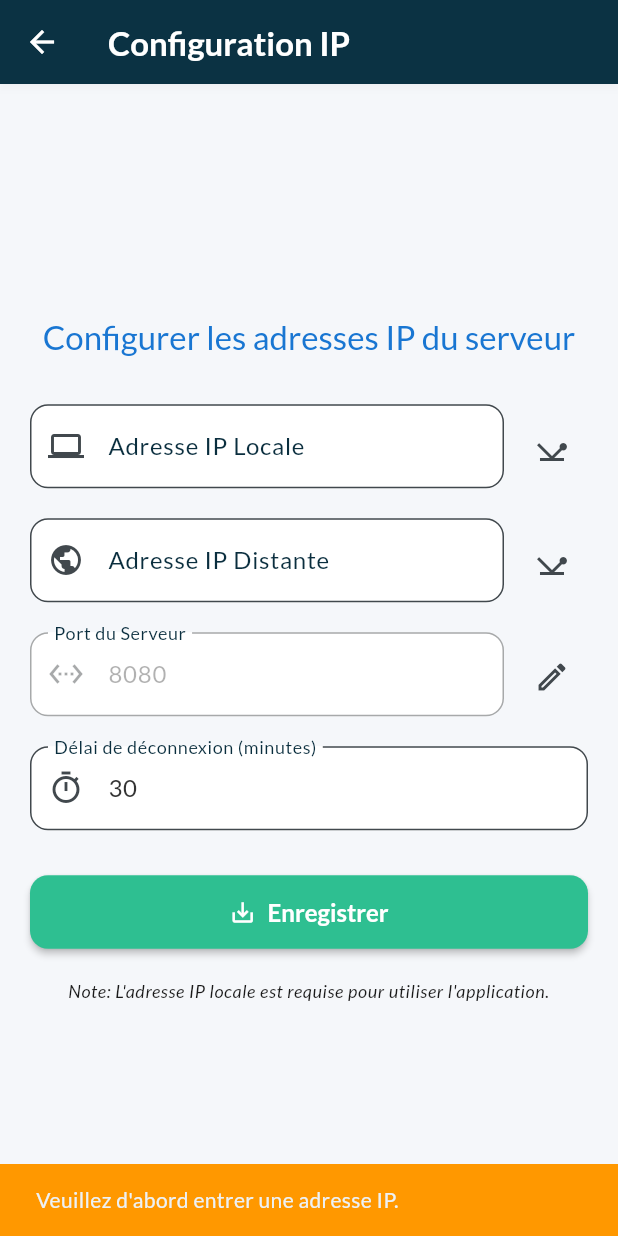
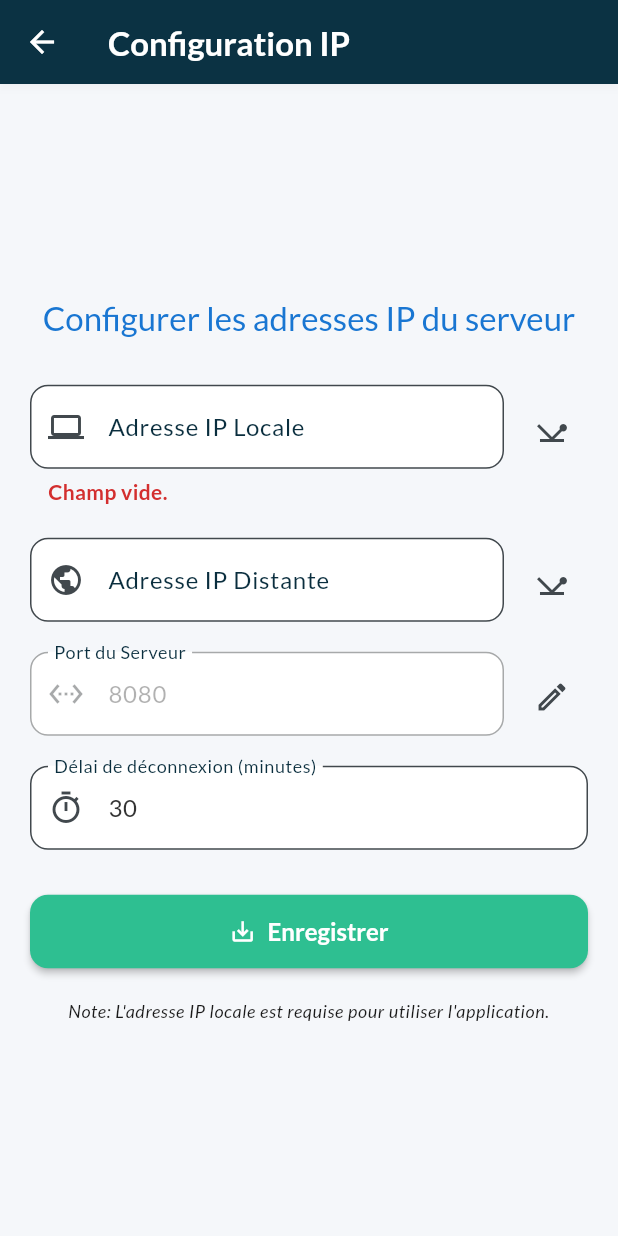
Before and after one commit to airm5500/prestige_app, a Flutter app: the SettingsScreen screen opened directly, after a tap on the "network ping" icon, on a phone screen of 412 x 824 dp. Run offline on Flutter 3.47's test engine with Material 3 defaults, Android fonts, the light colour scheme and no system bars; our stand-ins replace fl_chart, google_fonts, pdf, printing, shared_preferences; accounts and stored records are empty; network calls fail.

Commit message:
maj ecran
maj fluidite

```diff
--- a/lib/providers/ip_config_provider.dart
+++ b/lib/providers/ip_config_provider.dart
@@ -12,17 +12,18 @@ class IpConfigProvider with ChangeNotifier {
   bool _useLocalIp = true;
   String _port = AppConstants.defaultPort;
   int _sessionTimeout = AppConstants.defaultSessionTimeout;
+  bool _isAppConfigured = false;
 
   String get localIp => _localIp;
   String get remoteIp => _remoteIp;
   bool get useLocalIp => _useLocalIp;
   String get port => _port;
   int get sessionTimeout => _sessionTimeout;
+  bool get isAppConfigured => _isAppConfigured;
 
   String get activeBaseUrl {
     final ip = _useLocalIp ? _localIp : _remoteIp;
     if (ip.isEmpty || (ip == AppConstants.defaultLocalIp && !_useLocalIp) || (ip == AppConstants.defaultRemoteIp && _useLocalIp)) {
-      // Fallback pour éviter d'utiliser une IP non configurée
       return 'http://0.0.0.0:$_port${AppConstants.apiBasePath}';
     }
     return 'http://$ip:$_port${AppConstants.apiBasePath}';
@@ -39,6 +40,7 @@ class IpConfigProvider with ChangeNotifier {
     _useLocalIp = settings['useLocal'] ?? true;
     _port = settings['port'] ?? AppConstants.defaultPort;
     _sessionTimeout = settings['sessionTimeout'] ?? AppConstants.defaultSessionTimeout;
+    _isAppConfigured = settings['isConfigured'] ?? false;
     notifyListeners();
   }
 
@@ -47,6 +49,7 @@ class IpConfigProvider with ChangeNotifier {
     _remoteIp = newRemoteIp.isNotEmpty ? newRemoteIp : AppConstants.defaultRemoteIp;
     _port = newPort.isNotEmpty ? newPort : AppConstants.defaultPort;
     _sessionTimeout = newTimeout;
+    _isAppConfigured = true;
 
     await _storageService.saveAllSettings(
       localIp: _localIp,
--- a/lib/screens/settings_screen.dart
+++ b/lib/screens/settings_screen.dart
@@ -25,7 +25,6 @@ class _SettingsScreenState extends State<SettingsScreen> {
   bool _isPingingRemote = false;
   bool _isPortEditable = false;
 
-  // AJOUT: États pour stocker le résultat du ping
   String? _localPingMessage;
   bool? _localPingSuccess;
   String? _remotePingMessage;
@@ -52,42 +51,31 @@ class _SettingsScreenState extends State<SettingsScreen> {
 
   Future<void> _handlePing(bool isLocal) async {
     FocusScope.of(context).unfocus();
-
     final ipToTest = isLocal ? _localIpController.text.trim() : _remoteIpController.text.trim();
 
     if (ipToTest.isEmpty) {
-      ScaffoldMessenger.of(context).showSnackBar(const SnackBar(content: Text('Veuillez d\'abord entrer une adresse IP.'), backgroundColor: Colors.orange));
+      if (mounted) {
+        setState(() {
+          if (isLocal) { _localPingMessage = 'Champ vide.'; _localPingSuccess = false; }
+          else { _remotePingMessage = 'Champ vide.'; _remotePingSuccess = false; }
+        });
+      }
       return;
     }
 
     if (mounted) {
       setState(() {
-        if (isLocal) {
-          _isPingingLocal = true;
-          _localPingMessage = 'Test en cours...'; // Affiche le message de test
-          _localPingSuccess = null;
-        } else {
-          _isPingingRemote = true;
-          _remotePingMessage = 'Test en cours...';
-          _remotePingSuccess = null;
-        }
+        if (isLocal) { _isPingingLocal = true; _localPingMessage = 'Test en cours...'; _localPingSuccess = null; }
+        else { _isPingingRemote = true; _remotePingMessage = 'Test en cours...'; _remotePingSuccess = null; }
       });
     }
 
     final success = await ApiService.ping(ipToTest, _portController.text.trim());
 
     if (mounted) {
-      // CORRECTION: Met à jour l'état au lieu d'afficher un SnackBar
       setState(() {
-        if (isLocal) {
-          _isPingingLocal = false;
-          _localPingSuccess = success;
-          _localPingMessage = success ? 'Ping réussi !' : 'Échec du ping.';
-        } else {
-          _isPingingRemote = false;
-          _remotePingSuccess = success;
-          _remotePingMessage = success ? 'Ping réussi !' : 'Échec du ping.';
-        }
+        if (isLocal) { _isPingingLocal = false; _localPingSuccess = success; _localPingMessage = success ? 'Réussi !' : 'Échec.'; }
+        else { _isPingingRemote = false; _remotePingSuccess = success; _remotePingMessage = success ? 'Réussi !' : 'Échec.'; }
       });
     }
   }
@@ -99,6 +87,16 @@ class _SettingsScreenState extends State<SettingsScreen> {
       final ipProvider = Provider.of<IpConfigProvider>(context, listen: false);
       final navigator = Navigator.of(context);
       final scaffoldMessenger = ScaffoldMessenger.of(context);
+
+      // Logique de ping automatique
+      List<Future> pingTasks = [];
+      if (_localIpController.text.trim().isNotEmpty) {
+        pingTasks.add(_handlePing(true));
+      }
+      if (_remoteIpController.text.trim().isNotEmpty) {
+        pingTasks.add(_handlePing(false));
+      }
+      await Future.wait(pingTasks);
 
       try {
         await ipProvider.updateSettings(
@@ -124,6 +122,80 @@ class _SettingsScreenState extends State<SettingsScreen> {
     }
   }
 
+  // CORRECTION: Ce widget était manquant dans la version précédente.
+  Widget _buildIpInputRow({
+    required TextEditingController controller,
+    required String labelText,
+    required String hintText,
+    required IconData icon,
+    required bool isPinging,
+    required String? pingMessage,
+    required bool? pingSuccess,
+    required VoidCallback onPing,
+    bool isRemote = false,
+  }) {
+    return Column(
+      crossAxisAlignment: CrossAxisAlignment.start,
+      children: [
+        Row(
+          crossAxisAlignment: CrossAxisAlignment.center,
+          children: [
+            Expanded(
+              child: TextFormField(
+                controller: controller,
+                decoration: InputDecoration(
+                  labelText: labelText,
+                  hintText: hintText,
+                  prefixIcon: Icon(icon),
+                ),
+                keyboardType: TextInputType.url,
+                validator: (value) {
+                  if (!isRemote && (value == null || value.trim().isEmpty)) {
+                    return 'Ce champ est requis.';
+                  }
+                  return null;
+                },
+              ),
+            ),
+            const SizedBox(width: 8),
+            isPinging
+                ? const Padding(
+              padding: EdgeInsets.all(12.0),
+              child: SizedBox(height: 24, width: 24, child: CircularProgressIndicator(strokeWidth: 2.5)),
+            )
+                : IconButton(
+              icon: const Icon(Icons.network_ping),
+              tooltip: 'Tester la connexion',
+              onPressed: onPing,
+              padding: const EdgeInsets.only(top: 8),
+            ),
+          ],
+        ),
+        AnimatedSwitcher(
+          duration: const Duration(milliseconds: 300),
+          transitionBuilder: (child, animation) {
+            return FadeTransition(opacity: animation, child: child);
+          },
+          child: (pingMessage != null)
+              ? Padding(
+            key: ValueKey<String>(pingMessage),
+            padding: const EdgeInsets.only(top: 6.0, left: 12.0),
+            child: Text(
+              pingMessage,
+              style: TextStyle(
+                color: (pingSuccess == null)
+                    ? Colors.grey.shade600
+                    : (pingSuccess == true ? Colors.green.shade700 : Colors.red.shade700),
+                fontWeight: FontWeight.bold,
+              ),
+            ),
+          )
+              : const SizedBox.shrink(),
+        ),
+      ],
+    );
+  }
+
   @override
   Widget build(BuildContext context) {
     final theme = Theme.of(context);
@@ -146,7 +218,6 @@ class _SettingsScreenState extends State<SettingsScreen> {
                 Text('Configurer les adresses IP du serveur', style: theme.textTheme.titleLarge?.copyWith(color: theme.primaryColorDark), textAlign: TextAlign.center),
                 const SizedBox(height: 30),
 
-                // CORRECTION: Champ IP Locale avec son message de résultat
                 _buildIpInputRow(
                   controller: _localIpController,
                   labelText: 'Adresse IP Locale',
@@ -239,79 +310,4 @@ class _SettingsScreenState extends State<SettingsScreen> {
       ),
     );
   }
-
-  // CORRECTION: Nouveau widget pour combiner le champ, le bouton et le message
-  Widget _buildIpInputRow({
-    required TextEditingController controller,
-    required String labelText,
-    required String hintText,
-    required IconData icon,
-    required bool isPinging,
-    required String? pingMessage,
-    required bool? pingSuccess,
-    required VoidCallback onPing,
-    bool isRemote = false,
-  }) {
-    return Column(
-      crossAxisAlignment: CrossAxisAlignment.start,
-      children: [
-        Row(
-          crossAxisAlignment: CrossAxisAlignment.center,
-          children: [
-            Expanded(
-              child: TextFormField(
-                controller: controller,
-                decoration: InputDecoration(
-                  labelText: labelText,
-                  hintText: hintText,
-                  prefixIcon: Icon(icon),
-                ),
-                keyboardType: TextInputType.url,
-                validator: (value) {
-                  if (!isRemote && (value == null || value.trim().isEmpty)) {
-                    return 'Ce champ est requis.';
-                  }
-                  return null;
-                },
-              ),
-            ),
-            const SizedBox(width: 8),
-            isPinging
-                ? const Padding(
-              padding: EdgeInsets.all(12.0),
-              child: SizedBox(height: 24, width: 24, child: CircularProgressIndicator(strokeWidth: 2.5)),
-            )
-                : IconButton(
-              icon: const Icon(Icons.network_ping),
-              tooltip: 'Tester la connexion',
-              onPressed: onPing,
-              padding: const EdgeInsets.only(top: 8),
-            ),
-          ],
-        ),
-        // Espace pour afficher le message du ping
-        AnimatedSwitcher(
-          duration: const Duration(milliseconds: 300),
-          transitionBuilder: (child, animation) {
-            return FadeTransition(opacity: animation, child: child);
-          },
-          child: (pingMessage != null)
-              ? Padding(
-            key: ValueKey<String>(pingMessage), // Clé pour l'animation
-            padding: const EdgeInsets.only(top: 6.0, left: 12.0),
-            child: Text(
-              pingMessage,
-              style: TextStyle(
-                color: (pingSuccess == null)
-                    ? Colors.grey.shade600
-                    : (pingSuccess == true ? Colors.green.shade700 : Colors.red.shade700),
-                fontWeight: FontWeight.bold,
-              ),
-            ),
-          )
-              : const SizedBox.shrink(), // Ne rien afficher si pas de message
-        ),
-      ],
-    );
-  }
 }
--- a/lib/services/storage_service.dart
+++ b/lib/services/storage_service.dart
@@ -5,7 +5,6 @@ import '../utils/constants.dart';
 
 class StorageService {
 
-  // Méthode pour tout sauvegarder d'un coup
   Future<void> saveAllSettings({
     required String localIp,
     required String remoteIp,
@@ -19,9 +18,10 @@ class StorageService {
     await prefs.setString(AppConstants.portKey, port);
     await prefs.setBool(AppConstants.useLocalIpKey, useLocal);
     await prefs.setInt(AppConstants.sessionTimeoutKey, sessionTimeout);
+    // AJOUT: Marque l'application comme configurée
+    await prefs.setBool(AppConstants.isConfiguredKey, true);
   }
 
-  // Méthode pour tout charger d'un coup
   Future<Map<String, dynamic>> loadAllSettings() async {
     final prefs = await SharedPreferences.getInstance();
     return {
@@ -30,10 +30,10 @@ class StorageService {
       'port': prefs.getString(AppConstants.portKey),
       'useLocal': prefs.getBool(AppConstants.useLocalIpKey),
       'sessionTimeout': prefs.getInt(AppConstants.sessionTimeoutKey),
+      'isConfigured': prefs.getBool(AppConstants.isConfiguredKey), // AJOUT
     };
   }
 
-  // Cette méthode reste utile pour changer rapidement le mode de connexion
   Future<void> saveUseLocalIp(bool useLocal) async {
     final prefs = await SharedPreferences.getInstance();
     await prefs.setBool(AppConstants.useLocalIpKey, useLocal);
--- a/lib/utils/constants.dart
+++ b/lib/utils/constants.dart
@@ -8,6 +8,7 @@ class AppConstants {
   static const String portKey = 'port_key';
   static const String sessionTimeoutKey = 'session_timeout';
   static const String lastPausedTimeKey = 'last_paused_time';
+  static const String isConfiguredKey = 'is_app_configured';
   static const String sessionCookieKey = 'session_cookie';
   static const String savedUsernameKey = 'saved_username';
   static const String savedPasswordKey = 'saved_password';
@@ -32,11 +33,11 @@ class AppConstants {
   static const String valorisationAllEndpoint = '/valorisation/all';
   static const String officineEndpoint = '/officine';
 
-  // Default IP, Port, and Timeout
-  static const String defaultLocalIp = 'adresse ip locale';
-  static const String defaultRemoteIp = 'adresse ip publique';
+  // Default Values
+  static const String defaultLocalIp = '';
+  static const String defaultRemoteIp = '';
   static const String defaultPort = '8080';
-  static const int defaultSessionTimeout = 30;
+  static const int defaultSessionTimeout = 30; // 30 minutes
 
   // Norme Ratio
   static const double ratioNormeVenteAchat = 1.51;
--- a/pubspec.yaml
+++ b/pubspec.yaml
@@ -22,6 +22,8 @@ dependencies:
   google_fonts: ^6.2.1
   printing: ^5.11.1
   pdf: ^3.10.8
+  fluttertoast: ^8.2.6 # AJOUT: Pour les notifications "toast"
+  shimmer: ^3.0.0 # AJOUT: Pour l'effet de chargement
 
 dev_dependencies:
   flutter_test:
```
Also changed, not shown: lib/main.dart (+24 -8 lines), lib/providers/auth_provider.dart (+19 -48 lines), lib/screens/analyse_article_screen.dart (+19 -13 lines), lib/screens/home_screen.dart (+18 -22 lines), lib/screens/login_screen.dart (+131 -74 lines), pubspec.lock.
